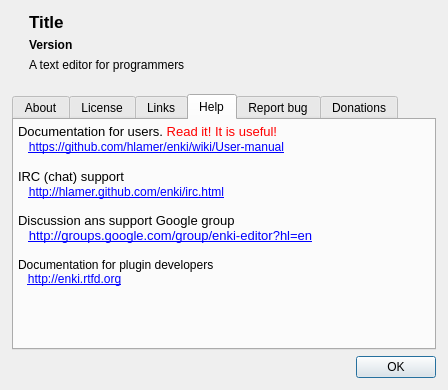
Above: enki/plugins/helpmenu/UIAbout.ui from andreikop/enki before the change. Below: the same form after it.
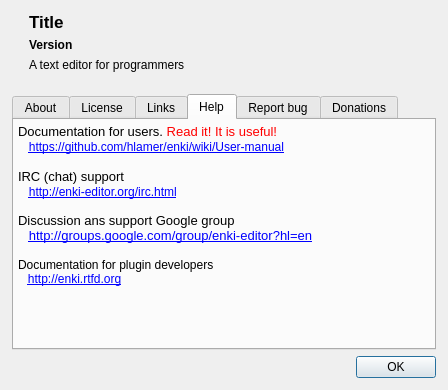
That is the form after the change. Icons and pictures are not drawn.

What changed in the file:
```diff
--- a/enki/plugins/helpmenu/UIAbout.ui
+++ b/enki/plugins/helpmenu/UIAbout.ui
@@ -502,7 +502,7 @@
 &lt;p style=&quot; margin-top:0px; margin-bottom:0px; margin-left:0px; margin-right:0px; -qt-block-indent:0; text-indent:0px;&quot;&gt;&lt;span style=&quot; font-family:'Droid Sans';&quot;&gt;Documentation for users. &lt;/span&gt;&lt;span style=&quot; font-family:'Droid Sans'; color:#ff0000;&quot;&gt;Read it! It is useful!&lt;/span&gt;&lt;/p&gt;
 &lt;p style=&quot; margin-top:0px; margin-bottom:0px; margin-left:0px; margin-right:0px; -qt-block-indent:0; text-indent:0px;&quot;&gt;&lt;span style=&quot; font-family:'Droid Sans';&quot;&gt;   &lt;/span&gt;&lt;a href=&quot;https://github.com/hlamer/enki/wiki/User-manual&quot;&gt;&lt;span style=&quot; font-size:9pt; text-decoration: underline; color:#0000ff;&quot;&gt;https://github.com/hlamer/enki/wiki/User-manual&lt;/span&gt;&lt;/a&gt;&lt;/p&gt;
 &lt;p style=&quot;-qt-paragraph-type:empty; margin-top:0px; margin-bottom:0px; margin-left:0px; margin-right:0px; -qt-block-indent:0; text-indent:0px; font-family:'Droid Sans';&quot;&gt;&lt;br /&gt;&lt;/p&gt;
-&lt;p style=&quot; margin-top:0px; margin-bottom:0px; margin-left:0px; margin-right:0px; -qt-block-indent:0; text-indent:0px;&quot;&gt;&lt;span style=&quot; font-family:'Droid Sans';&quot;&gt;IRC (chat) support&lt;br /&gt;   &lt;/span&gt;&lt;a href=&quot;http://hlamer.github.com/enki/irc.html&quot;&gt;&lt;span style=&quot; font-size:9pt; text-decoration: underline; color:#0000ff;&quot;&gt;http://hlamer.github.com/enki/irc.html&lt;/span&gt;&lt;/a&gt;&lt;/p&gt;
+&lt;p style=&quot; margin-top:0px; margin-bottom:0px; margin-left:0px; margin-right:0px; -qt-block-indent:0; text-indent:0px;&quot;&gt;&lt;span style=&quot; font-family:'Droid Sans';&quot;&gt;IRC (chat) support&lt;br /&gt;   &lt;/span&gt;&lt;a href=&quot;http://enki-editor.org/irc.html&quot;&gt;&lt;span style=&quot; font-size:9pt; text-decoration: underline; color:#0000ff;&quot;&gt;http://enki-editor.org/irc.html&lt;/span&gt;&lt;/a&gt;&lt;/p&gt;
 &lt;p style=&quot;-qt-paragraph-type:empty; margin-top:0px; margin-bottom:0px; margin-left:0px; margin-right:0px; -qt-block-indent:0; text-indent:0px; font-size:9pt; text-decoration: underline; color:#0000ff;&quot;&gt;&lt;br /&gt;&lt;/p&gt;&lt;/td&gt;&lt;/tr&gt;
 &lt;tr&gt;
 &lt;td&gt;
```
Left out of the diff: 2 changed lines with no effect on the pictures.
